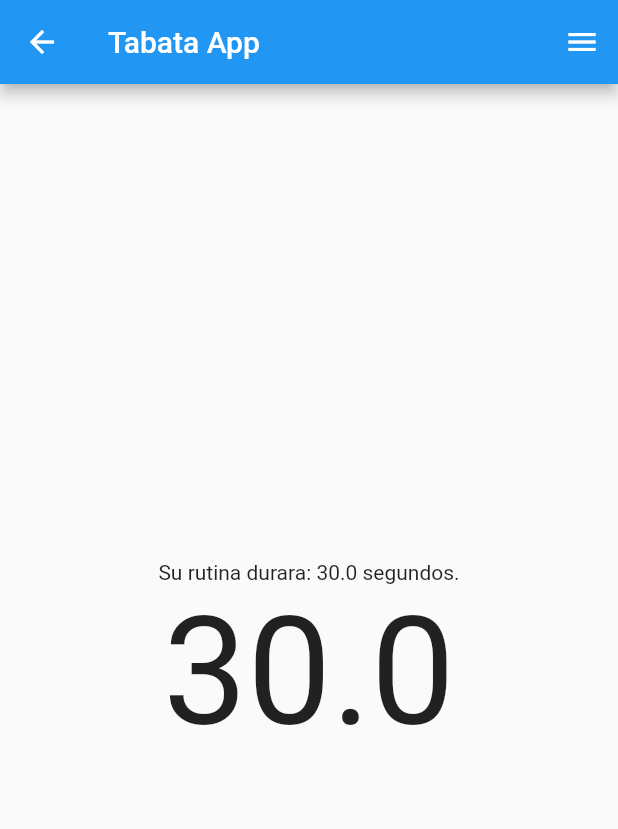
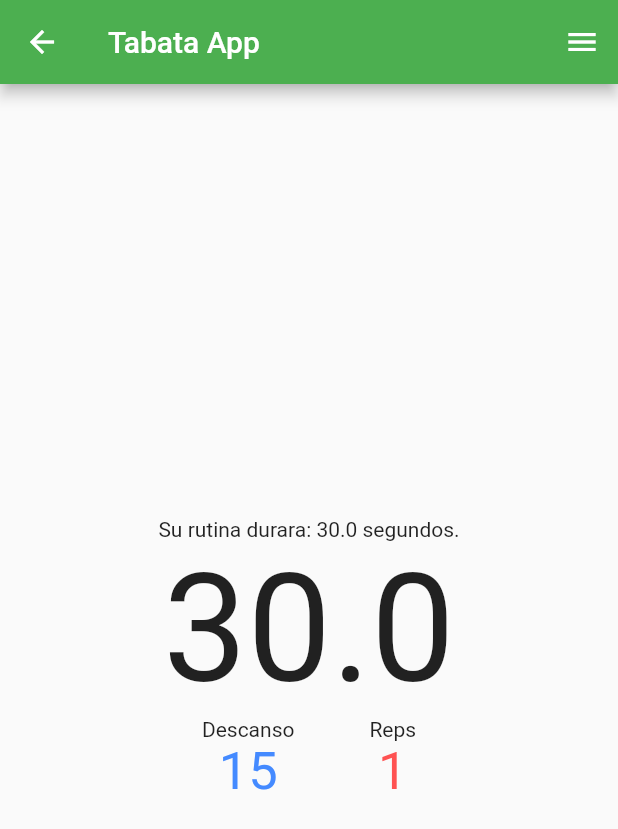
Before and after one commit to nadpescador/DoitApp, a Flutter app: the TabataApp screen opened directly, on a phone screen of 412 x 824 dp. Shown: the top 829 px of the screen. Run offline on Flutter 3.47's test engine with Material 2 defaults, Android fonts, the phone set to English and light mode, and no system bars; drawn by our look-alikes of timer_count_down; network calls fail.

Commit message:
Puse el texto de Descanso y Reps

```diff
--- a/lib/pages/tabata_work.dart
+++ b/lib/pages/tabata_work.dart
@@ -13,16 +13,19 @@ class TabataApp extends StatefulWidget {
 class _TabataAppState extends State<TabataApp> {
   final CountdownController controller = CountdownController();
 
-  bool _isPause = false;
+  bool _isPause = true;
   bool _isRestart = false;
   double _counter = 30;
 
   @override
   Widget build(BuildContext context) {
-    final IconData buttonIcon = (_isPause ? Icons.pause : Icons.play_arrow);
+    final IconData buttonIcon = _isRestart
+        ? Icons.replay_outlined
+        : (_isPause ? Icons.pause : Icons.play_arrow);
 
     return Scaffold(
         appBar: AppBar(
+          backgroundColor: Colors.green,
           title: Text(
             "Tabata App",
           ),
@@ -50,10 +53,37 @@ class _TabataAppState extends State<TabataApp> {
                   });
                 },
               ),
+              Row(
+                mainAxisAlignment: MainAxisAlignment.center,
+                children: [
+                  Column(
+                    children: [
+                      Text("Descanso"),
+                      Text("15",
+                          style: TextStyle(
+                              fontSize: 35, color: Colors.blueAccent)),
+                    ],
+                  ),
+                  SizedBox(width: 50),
+                  Column(
+                    children: [
+                      Text("Reps"),
+                      Text(
+                        "1",
+                        style: TextStyle(fontSize: 35, color: Colors.redAccent),
+                      ),
+                    ],
+                  )
+                ],
+              )
             ],
           ),
         ),
-      endDrawer: Column(
+        endDrawer: _drawer(buttonIcon));
+  }
+
+  Widget _drawer(buttonIcon) {
+    return Column(
       mainAxisAlignment: MainAxisAlignment.end,
       children: [
         FloatingActionButton(
@@ -102,8 +132,8 @@ class _TabataAppState extends State<TabataApp> {
                 controller.pause();
               });
             }),
+        SizedBox(height: 20)
       ],
-      ),
     );
   }
 }
```
Lines whose indentation alone changed are shown as unchanged.
